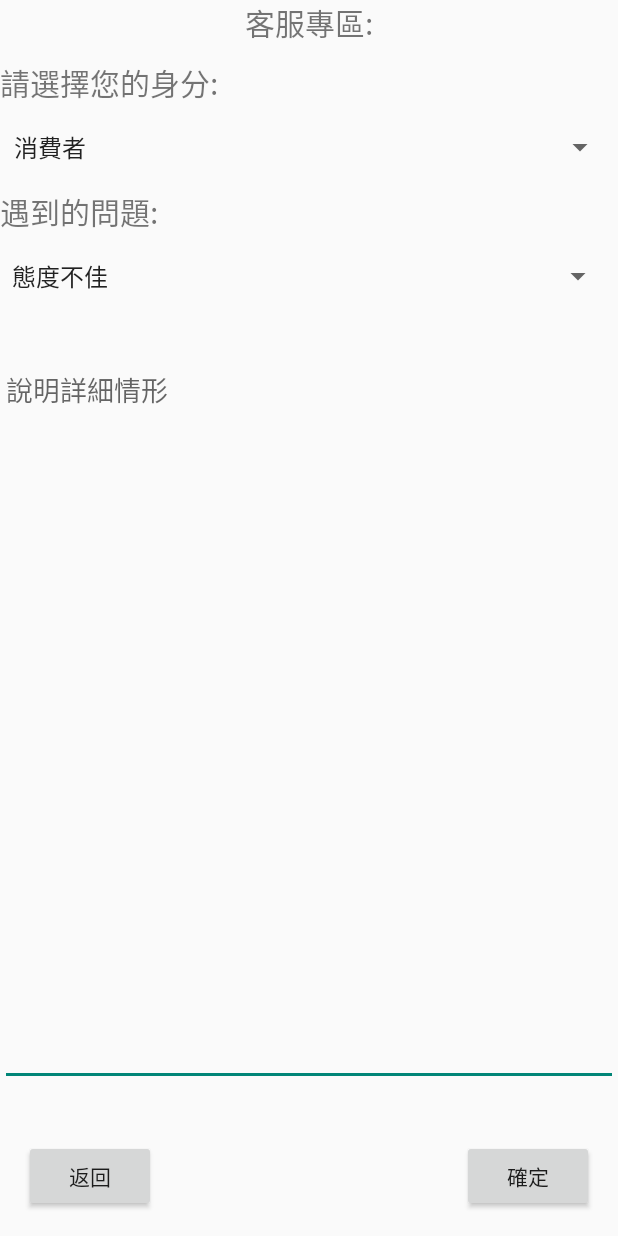
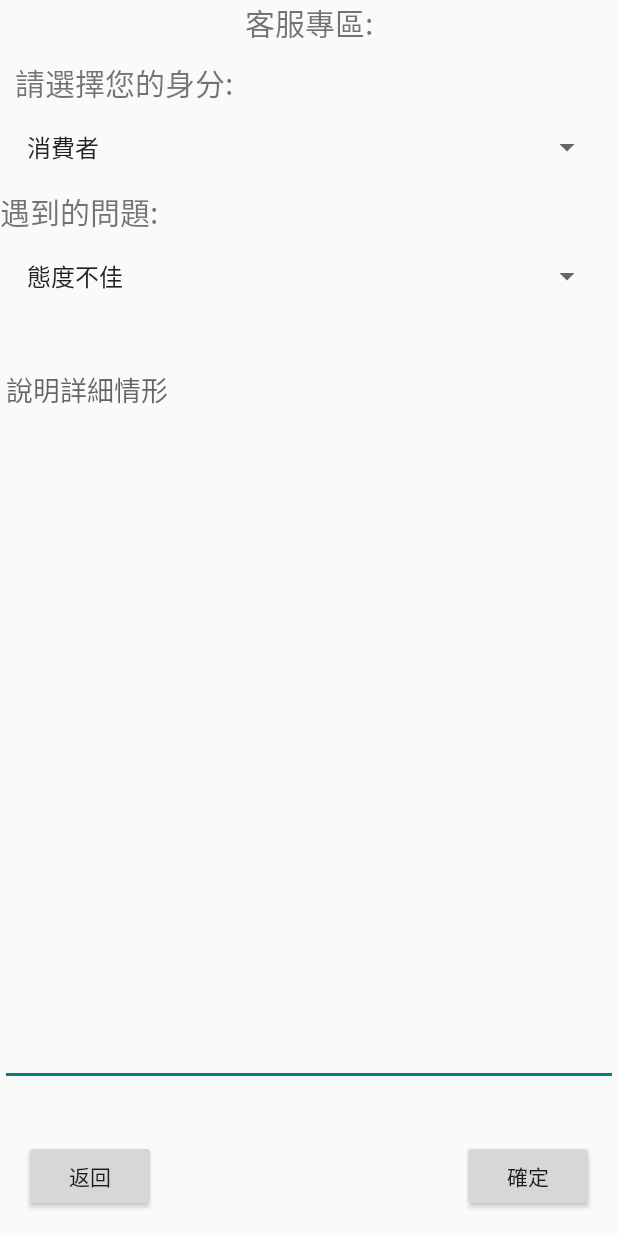
Before and after one commit to MRRyLai/Group-5, an Android app: the customer_service screen opened directly, with no data from a screen before it, on a phone screen of 412 x 824 dp. Run offline under Robolectric (Android 15) with nearby library versions, the phone set to English and light mode, and no system bars.

Commit message:
debug小瑕疵

```diff
--- a/app/src/main/java/com/example/group5/delivery_setting.java
+++ b/app/src/main/java/com/example/group5/delivery_setting.java
@@ -32,7 +32,6 @@ public class delivery_setting extends AppCompatActivity {
         if(Login.log_username!=""){
             username = Login.log_username;
             userid = Login.log_userid;
-
         }else{
             username = Register.reg_username;
             Register.reg_username = "";
--- a/app/src/main/res/layout/activity_customer_service.xml
+++ b/app/src/main/res/layout/activity_customer_service.xml
@@ -41,9 +41,11 @@
 
     <Spinner
         android:id="@+id/sp_user_identity"
-        android:layout_width="409dp"
+        android:layout_width="0dp"
         android:layout_height="wrap_content"
+        android:layout_marginStart="10dp"
         android:layout_marginTop="16dp"
+        android:layout_marginEnd="10dp"
         android:entries="@array/user_identity"
         app:layout_constraintEnd_toEndOf="parent"
         app:layout_constraintStart_toStartOf="parent"
@@ -51,17 +53,21 @@
 
     <Spinner
         android:id="@+id/sp_event"
-        android:layout_width="409dp"
+        android:layout_width="0dp"
         android:layout_height="wrap_content"
+        android:layout_marginStart="10dp"
         android:layout_marginTop="16dp"
+        android:layout_marginEnd="10dp"
         android:entries="@array/event"
-        app:layout_constraintTop_toBottomOf="@+id/tv_event"
-        tools:layout_editor_absoluteX="1dp" />
+        app:layout_constraintEnd_toEndOf="parent"
+        app:layout_constraintStart_toStartOf="parent"
+        app:layout_constraintTop_toBottomOf="@+id/tv_event" />
 
     <TextView
         android:id="@+id/tv_user_id"
         android:layout_width="wrap_content"
         android:layout_height="wrap_content"
+        android:layout_marginStart="10dp"
         android:layout_marginTop="40dp"
         android:text="請選擇您的身分:"
         android:textSize="20sp"
```
Also changed, not shown: app/src/main/res/layout/activity_delivery_hp.xml (+6 -2 lines), app/src/main/res/layout/activity_delivery_set.xml (+6 -8 lines).
